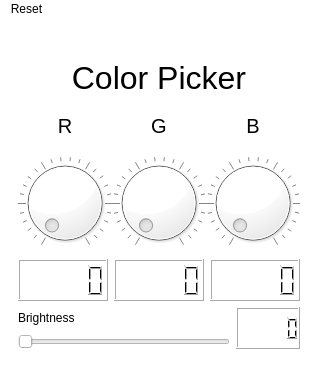
The window that Interfaces/ColorPicker/ColorPicker.ui (JPHAJP/Raspberry) describes before a commit, drawn with Qt 5.
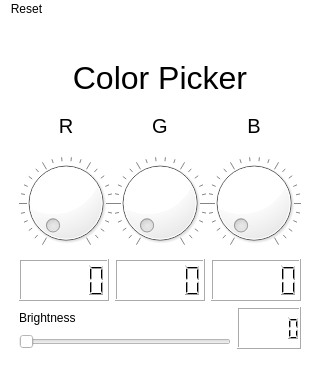
The same window after the commit.

```diff
--- a/Interfaces/ColorPicker/ColorPicker.ui
+++ b/Interfaces/ColorPicker/ColorPicker.ui
@@ -6,8 +6,8 @@
    <rect>
     <x>0</x>
     <y>0</y>
-    <width>220</width>
-    <height>280</height>
+    <width>320</width>
+    <height>380</height>
    </rect>
   </property>
   <property name="windowTitle">
@@ -253,7 +253,7 @@
     <rect>
      <x>0</x>
      <y>0</y>
-     <width>220</width>
+     <width>320</width>
      <height>18</height>
     </rect>
    </property>
```
